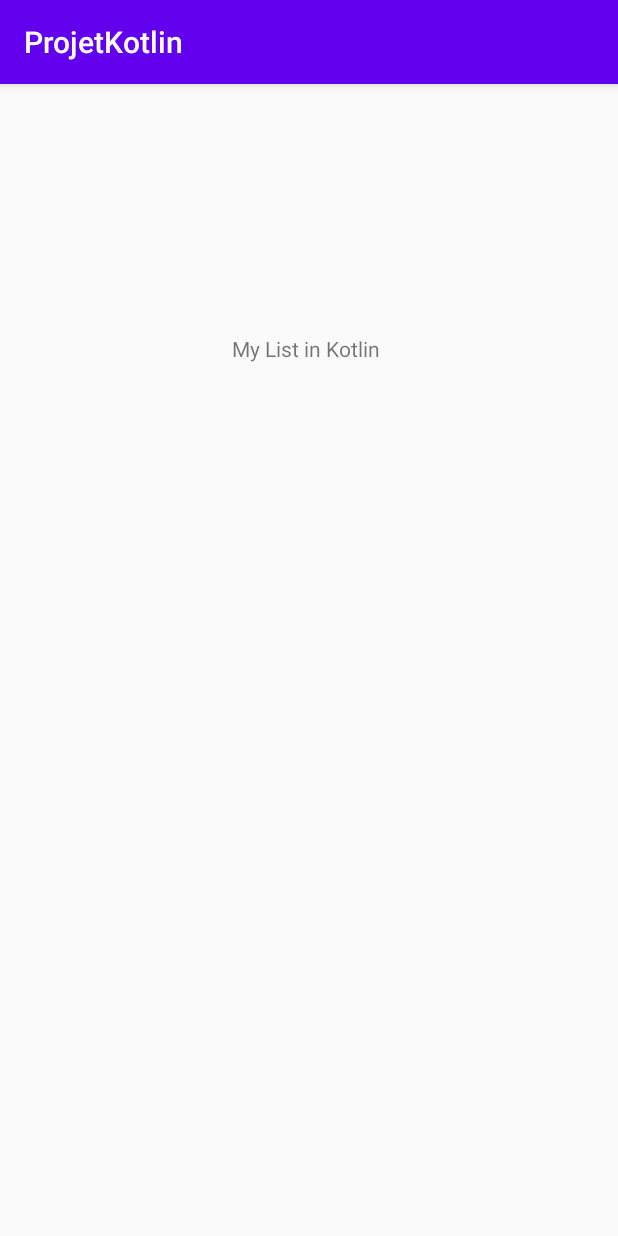
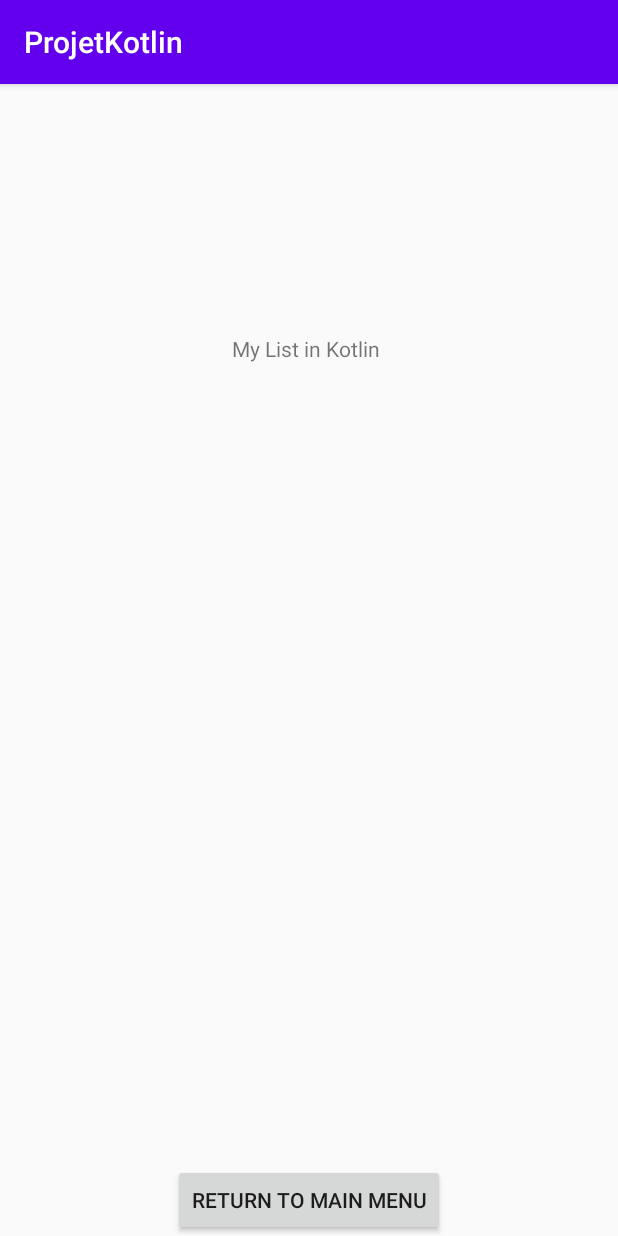
Before and after one commit to QuentinBernigaud/ProjetKotlin, an Android app: the ListActivity screen opened directly, with no data from a screen before it, on a phone screen of 412 x 824 dp. Run offline under Robolectric (Android 15) with nearby library versions, the phone set to English and light mode, and no system bars.

Commit message:
[Features] je sais pas il est tard

```diff
--- a/app/src/main/java/com/example/projetkotlin/ListActivity.kt
+++ b/app/src/main/java/com/example/projetkotlin/ListActivity.kt
@@ -1,11 +1,21 @@
 package com.example.projetkotlin
 
+import android.content.Intent
 import androidx.appcompat.app.AppCompatActivity
 import android.os.Bundle
+import android.widget.Button
 
 class ListActivity : AppCompatActivity() {
     override fun onCreate(savedInstanceState: Bundle?) {
         super.onCreate(savedInstanceState)
         setContentView(R.layout.activity_list)
+
+
+
+        val button4 = findViewById<Button>(R.id.button4)
+        button4.setOnClickListener {
+            val intent = Intent(this, MainActivity::class.java)
+            startActivity(intent)
+        }
     }
 }
--- a/app/src/main/res/layout/activity_list.xml
+++ b/app/src/main/res/layout/activity_list.xml
@@ -7,6 +7,7 @@
     tools:context=".ListActivity">
 
     <TextView
+        android:id="@+id/textView5"
         android:layout_width="wrap_content"
         android:layout_height="wrap_content"
         android:text="My List in Kotlin "
@@ -17,4 +18,13 @@
         app:layout_constraintTop_toTopOf="parent"
         app:layout_constraintVertical_bias="0.223" />
 
+    <Button
+        android:id="@+id/button4"
+        android:layout_width="wrap_content"
+        android:layout_height="wrap_content"
+        android:text="Return to main Menu"
+        app:layout_constraintBottom_toBottomOf="parent"
+        app:layout_constraintEnd_toEndOf="parent"
+        app:layout_constraintStart_toStartOf="parent" />
+
 </androidx.constraintlayout.widget.ConstraintLayout>
```
